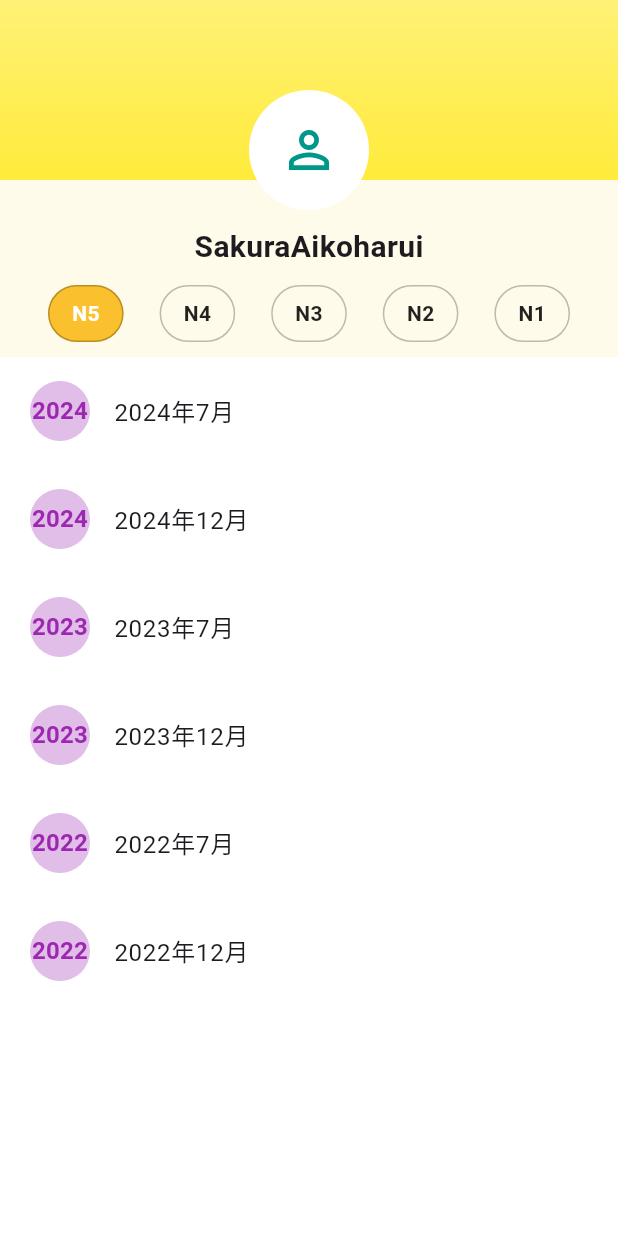
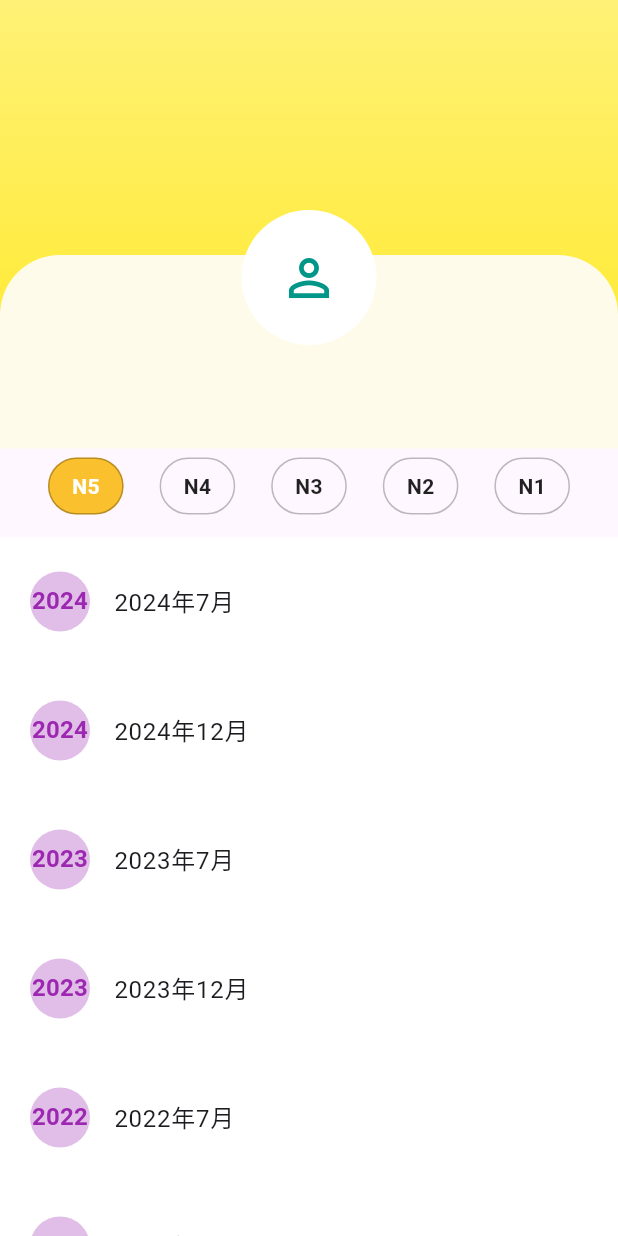
Before and after one commit to EiPhyuHtun/ojtpj, a Flutter app: the LevelPage screen opened directly, on a phone screen of 412 x 824 dp. Run offline on Flutter 3.47's test engine with Material 3 defaults, Android fonts, the phone set to English and light mode, and no system bars.

Commit message:
レベル選択画面__修理

```diff
--- a/lib/level.dart
+++ b/lib/level.dart
@@ -15,7 +15,6 @@ class LevelPage extends StatelessWidget {
   @override
   Widget build(BuildContext context) {
     return Scaffold(
-      backgroundColor: Color(0xFFFFFBEA),
       body: SafeArea(
         child: Column(
           children: [
@@ -23,7 +22,7 @@ class LevelPage extends StatelessWidget {
               clipBehavior: Clip.none,
               children: [
                 Container(
-                  height: 120,
+                  height: 210,
                   width: double.infinity,
                   decoration: BoxDecoration(
                     gradient: LinearGradient(
@@ -34,31 +33,41 @@ class LevelPage extends StatelessWidget {
                   ),
                 ),
                 Positioned(
-                  top: 60,
+                  top: 170,
                   left: 0,
                   right: 0,
+                  child: Container(
+                    decoration: BoxDecoration(
+                      color: Color(0xFFFFFBEA),
+                      borderRadius:
+                          BorderRadius.vertical(top: Radius.circular(40)),
+                    ),
                     child: Column(
                       children: [
-                      CircleAvatar(
-                        radius: 40,
+                        Transform.translate(
+                          offset: Offset(0, -30),
+                          child: CircleAvatar(
+                            radius: 45,
                             backgroundColor: Colors.white,
                             child: Icon(Icons.person_outline,
                                 size: 40, color: Colors.teal),
                           ),
+                        ),
                         SizedBox(height: 10),
                         Text(
-                        'SakuraAikoharui',
+                          '',
                           style: TextStyle(
                               fontSize: 20, fontWeight: FontWeight.bold),
                         ),
                       ],
                     ),
                   ),
+                ),
               ],
             ),
-            SizedBox(height: 60),
+            SizedBox(height: 80),
             Container(
-              padding: EdgeInsets.symmetric(horizontal: 20, vertical: 10),
+              padding: EdgeInsets.symmetric(horizontal: 20, vertical: 15),
               child: Row(
                 mainAxisAlignment: MainAxisAlignment.spaceAround,
                 children: levels.map((level) {
@@ -90,7 +99,7 @@ class LevelPage extends StatelessWidget {
                   itemCount: exams.length,
                   itemBuilder: (context, index) {
                     return ListTile(
-                      contentPadding: EdgeInsets.symmetric(vertical: 8),
+                      contentPadding: EdgeInsets.symmetric(vertical: 15),
                       leading: CircleAvatar(
                         backgroundColor: Colors.purple[100],
                         child: Text(
```
Lines whose indentation alone changed are shown as unchanged.
